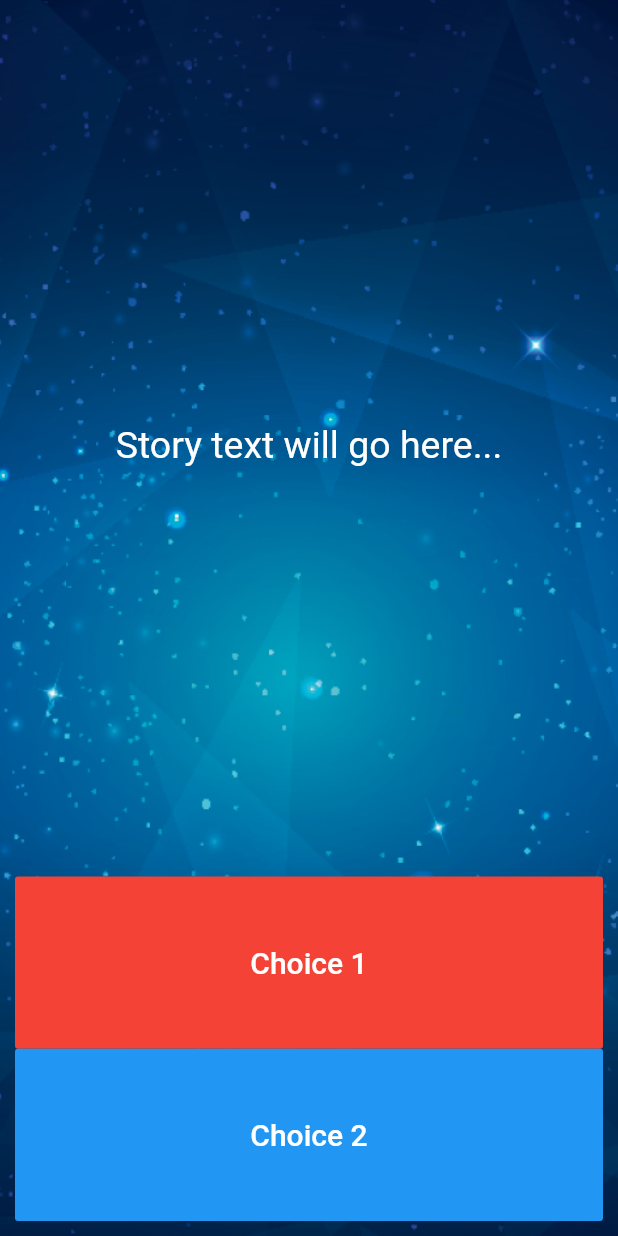
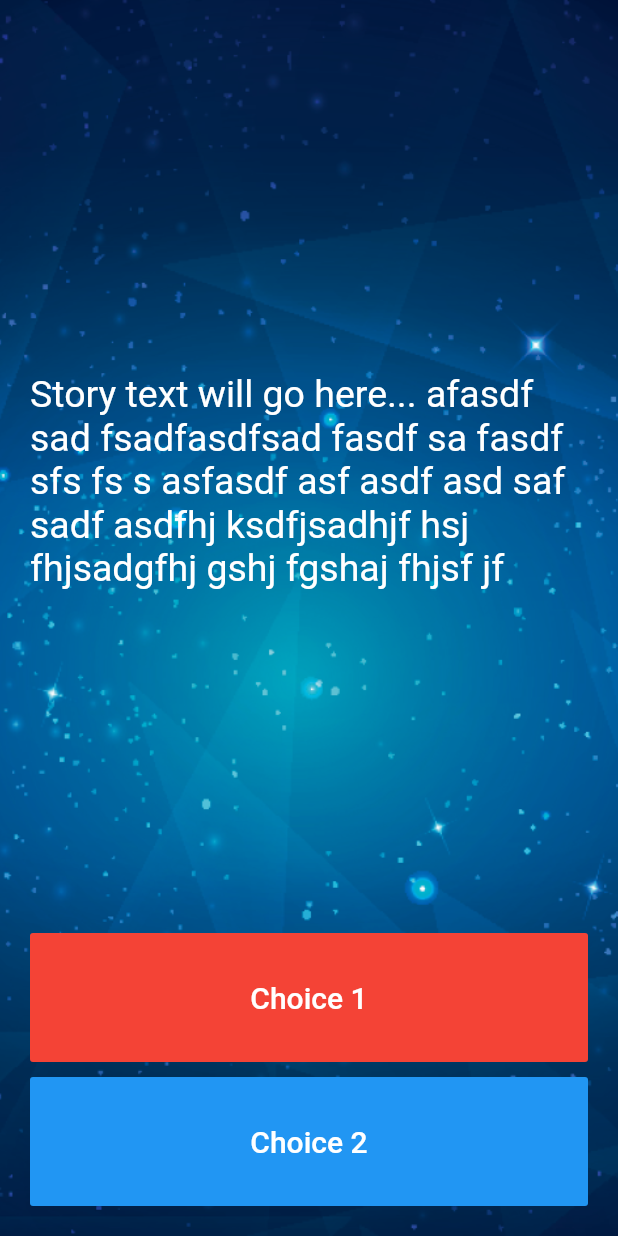
Before and after one commit to shahbhoomi27/StoryApp, a Flutter app: the screen it shows after launch, on a phone screen of 412 x 824 dp. Run offline on Flutter 3.47's test engine with Material 2 defaults, Android fonts, the phone set to English and light mode, and no system bars.

Commit message:
code refactored

```diff
--- a/lib/main.dart
+++ b/lib/main.dart
@@ -22,26 +22,27 @@ class _StoryPageState extends State<StoryPage> {
   @override
   Widget build(BuildContext context) {
     return Scaffold(
-      body: Container(
+      body: SafeArea(
+        child: Container(
           decoration: BoxDecoration(
-//          border: Border.all(width: 4,color: Colors.red) ,
               image: DecorationImage(
-              image: AssetImage("images/background.png"), fit: BoxFit.cover),
-        ),
-        padding: EdgeInsets.all(10),
-        constraints: BoxConstraints.expand(),
-        child: SafeArea(
+                  image: AssetImage("images/background.png"),
+                  fit: BoxFit.cover)),
+          padding: EdgeInsets.all(20),
           child: Column(
             crossAxisAlignment: CrossAxisAlignment.stretch,
-          mainAxisAlignment: MainAxisAlignment.spaceBetween,
             children: <Widget>[
               Expanded(
-                flex: 5,
+                flex: 7,
                 child: Center(
                   child: Text(
-                  "Story text will go here...",
-                  style: TextStyle(fontSize: 25,),
-                ))),
+                    "Story text will go here... afasdf sad fsadfasdfsad fasdf sa fasdf sfs fs s asfasdf asf asdf asd saf sadf asdfhj ksdfjsadhjf hsj fhjsadgfhj gshj fgshaj fhjsf jf " ,
+                    style: TextStyle(
+                      fontSize: 25,
+                    ),
+                  ),
+                ),
+              ),
               Expanded(
                 child: FlatButton(
                     color: Colors.red,
@@ -52,7 +53,11 @@ class _StoryPageState extends State<StoryPage> {
                         color: Colors.white,
                         fontSize: 20,
                       ),
-                    ))),
+                    )),
+              ),
+              SizedBox(
+                height: 10,
+              ),
               Expanded(
                 child: FlatButton(
                     color: Colors.blue,
@@ -63,9 +68,11 @@ class _StoryPageState extends State<StoryPage> {
                         color: Colors.white,
                         fontSize: 20,
                       ),
-                    )))
+                    )),
+              ),
             ],
-        )),
+          ),
+        ),
       ),
     );
   }
```
Lines whose indentation alone changed are shown as unchanged.
